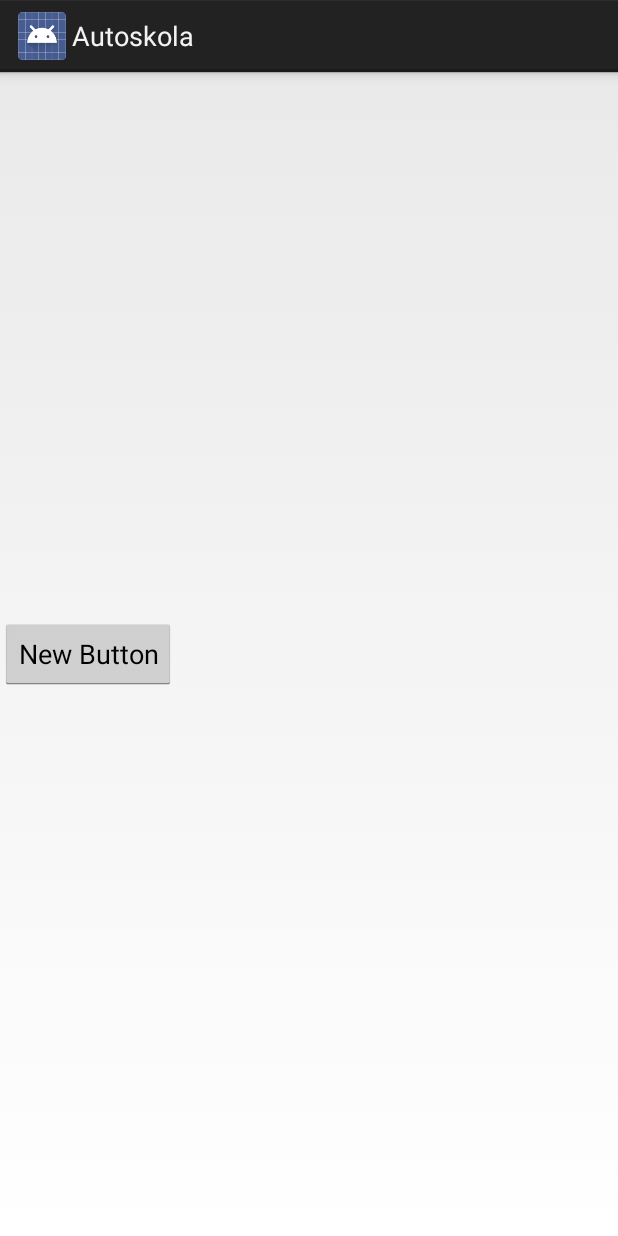
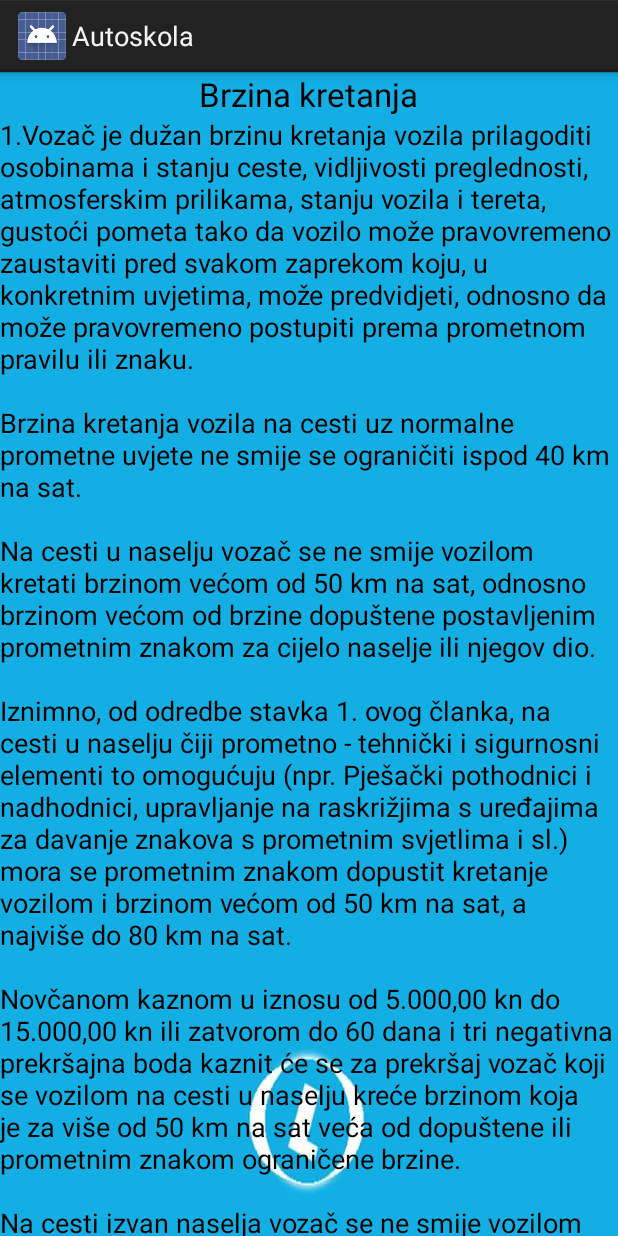
Before and after one commit to rimatik/DrivingSchool-mobile, an Android app: the BrzinaKretanja screen opened directly, with no data from a screen before it, on a phone screen of 412 x 824 dp. Run offline under Robolectric (Android 15) with nearby library versions, the phone set to English and light mode, and no system bars.

```diff
--- a/app/src/main/java/com/slaven/radja/autoskola/ispiti/DbHelper.java
+++ b/app/src/main/java/com/slaven/radja/autoskola/ispiti/DbHelper.java
@@ -17,7 +17,7 @@ import android.util.Log;
 import com.slaven.radja.autoskola.R;
 
 public class DbHelper extends SQLiteOpenHelper {
-    private static final int DATABASE_VERSION = 15;
+    private static final int DATABASE_VERSION = 18;
     // Database Name
     private static final String DATABASE_NAME = "autoskolaQuiz";
     // tasks table name
--- a/app/src/main/java/com/slaven/radja/autoskola/ucenje/BrzinaKretanja.java
+++ b/app/src/main/java/com/slaven/radja/autoskola/ucenje/BrzinaKretanja.java
@@ -2,6 +2,8 @@ package com.slaven.radja.autoskola.ucenje;
 
 import android.app.Activity;
 import android.os.Bundle;
+import android.view.View;
+import android.widget.TextView;
 
 import com.slaven.radja.autoskola.R;
 
@@ -9,9 +11,45 @@ import com.slaven.radja.autoskola.R;
  * Created by Computer on 05/08/2014.
  */
 public class BrzinaKretanja extends Activity {
+
+    TextView tvBrzina,tvNaslov;
+
     @Override
     protected void onCreate(Bundle savedInstanceState) {
         super.onCreate(savedInstanceState);
         setContentView(R.layout.brzina_kretanja);
+
+        tvNaslov = (TextView) findViewById(R.id.tvNaslov);
+        tvBrzina = (TextView) findViewById(R.id.tvBrzinaKretanja);
+
+        tvNaslov.setText("Brzina kretanja");
+        tvBrzina.setText("1.Vozač je dužan brzinu kretanja vozila prilagoditi osobinama i stanju ceste, vidljivosti preglednosti, atmosferskim prilikama, stanju vozila i tereta, gustoći pometa tako da vozilo može pravovremeno zaustaviti pred svakom zaprekom koju, u konkretnim uvjetima, može predvidjeti, odnosno da može pravovremeno postupiti prema prometnom pravilu ili znaku.\n \n" +
+                "Brzina kretanja vozila na cesti uz normalne prometne uvjete ne smije se ograničiti ispod 40 km na sat.\n \n" +
+                "Na cesti u naselju vozač se ne smije vozilom kretati brzinom većom od 50 km na sat, odnosno brzinom većom od brzine dopuštene postavljenim prometnim znakom za cijelo naselje ili njegov dio.\n \n" +
+                "Iznimno, od odredbe stavka 1. ovog članka, na cesti u naselju čiji prometno - tehnički i sigurnosni elementi to omogućuju (npr. Pješački pothodnici i nadhodnici, upravljanje na raskrižjima s uređajima za davanje znakova s prometnim svjetlima i sl.) mora se prometnim znakom dopustit kretanje vozilom i brzinom većom od 50 km na sat, a najviše do 80 km na sat.\n \n" +
+                "Novčanom kaznom u iznosu od 5.000,00 kn do 15.000,00 kn ili zatvorom do 60 dana i tri negativna prekršajna boda kaznit će se za prekršaj vozač koji se vozilom na cesti u naselju kreće brzinom koja je za više od 50 km na sat veća od dopuštene ili prometnim znakom ograničene brzine.\n \n" +
+                "Na cesti izvan naselja vozač se ne smije vozilom kretati brzinom većom od brzine dopuštene postavljenim prometnim znakom, a najaviše:\n \n" +
+                " \n \n" +
+                "130 km na sat na autocestama\n \n" +
+                "110 km na sat na cestama namijenjenim isključivo za promet motornih vozila i brzoj cesti\n \n" +
+                "90 km na sat na ostalim cestama\n \n" +
+                "Novčanom kaznom u iznosu od 3.000,00 kn do 7.000,00 kn te tri negativna prekršajna boda kaznit će se za prekršaj vozač koji se vozilom na cesti izvan naselja kreće brzinom koja je za više od 50 km na sat veća od dopuštene ili prometnim znakom ograničene brzine.\n" +
+                " \n \n" +
+                "Brzina kretanja na cestama ograničava se:\n \n" +
+                "na 80 km na sat – za autobuse, za motorna vozila najveće dopuštene mase veće od 3,5 tone i sva motorna vozila ako vuku priključno vozilo bez kočnica\n \n" +
+                "na 80 km na sat – za autobuse kojima se organizirano prevoze djeca\n \n" +
+                "na 70 km na sat - za zglobne autobuse bez mjesta za stajanje\n \n" +
+                "na 50 km na sat - za sva motorna vozila i motorna vozila s priključnim vozilom u kojima se u tovarnom prostoru prevoze osobe te za autobuse s mjestima za stajanje\n \n" +
+                "na 40 km na sat – za vozilo koje vuče drugo neispravno vozilo i za traktore\n \n" +
+                "na 20 km na sat za turistički vlak\n \n" +
+                "iznimno brzina kretanja pojedinih vozila na autocestama dodatno se ograničava na\n \n" +
+                "100 km na sat - za autobuse, osim za autobuse kojima se organizirano prevoze djeca\n \n" +
+                "90 km na sat - za motorna vozila najveće dopuštene mase veće od 3,5 tone i za sva motorna vozila ako vuku priključno vozilo bez kočnica \n \n" +
+                "\n \n");
+
+
     }
+
+
+
 }
--- a/app/src/main/java/com/slaven/radja/autoskola/ucenje/znakovi/PrometniZnakovi.java
+++ b/app/src/main/java/com/slaven/radja/autoskola/ucenje/znakovi/PrometniZnakovi.java
@@ -27,7 +27,7 @@ public class PrometniZnakovi extends Activity implements AdapterView.OnItemClick
 
 
     public String lv_class_names[]= {ZnakoviOpasnosti.class.getName(), ZnakoviIzricitihNaredbi.class.getName(), ZnakoviObavijesti.class.getName(), ZnakoviZaVodjenjePrometa.class.getName(),DopunskePloceUzZnakove.class.getName()};
-    int[] images ={R.drawable.znak_opasnosti_img,R.drawable.zabrana_prometa_u_jednom_smjeru_img, R.drawable.obilijezen_pjesacki_prijelaz_img, R.drawable.putokazna_ploca_img,R.drawable.dopunske_ploce_uz_znakove_img};
+    int[] images ={R.drawable.znak_opasnosti_img,R.drawable.zabrana_prometa_img, R.drawable.obilijezen_pjesacki_prijelaz_img, R.drawable.putokazna_ploca_img,R.drawable.dopunske_ploce_uz_znakove_img};
 
     @Override
     protected void onCreate(Bundle savedInstanceState) {
--- a/app/src/main/java/com/slaven/radja/autoskola/ucenje/znakovi/helperi/DbHelperZnakoviOpasnosti.java
+++ b/app/src/main/java/com/slaven/radja/autoskola/ucenje/znakovi/helperi/DbHelperZnakoviOpasnosti.java
@@ -18,7 +18,7 @@ import java.util.List;
  * Created by Computer on 09/08/2014.
  */
 public class DbHelperZnakoviOpasnosti extends SQLiteOpenHelper {
-    private static final int DATABASE_VERSION = 15;
+    private static final int DATABASE_VERSION = 17;
     // Database Name
     private static final String DATABASE_NAME = "autoskolaQuiz";
     // tasks table name
@@ -45,9 +45,9 @@ public class DbHelperZnakoviOpasnosti extends SQLiteOpenHelper {
     }
     private void addSigns()
     {
-        Znak z1=new Znak("Križanje cesta iste važnosti",R.drawable.raskrizje_ceste_iste_vaznosti_img);
+        Znak z1=new Znak("Križanje cesta iste važnosti",R.drawable.raskrizje_iste_vaznosti_img);
         this.addSign(z1);
-        Znak z2=new Znak("Zabrana prometa u jednom smjeru",R.drawable.zabrana_prometa_u_jednom_smjeru_img);
+        Znak z2=new Znak("Zabrana prometa u jednom smjeru",R.drawable.zabrana_prometa_img);
         this.addSign(z2);
         Znak z3=new Znak("Raskrižje sa sporednom cestom pod pravim kutom",R.drawable.raskrizje_sa_sporednom_cestom_pod_pravim_kutom_img);
         this.addSign(z3);
--- a/app/src/main/res/layout/brzina_kretanja.xml
+++ b/app/src/main/res/layout/brzina_kretanja.xml
@@ -1,12 +1,35 @@
 <?xml version="1.0" encoding="utf-8"?>
-<LinearLayout xmlns:android="http://schemas.android.com/apk/res/android"
+<RelativeLayout xmlns:android="http://schemas.android.com/apk/res/android"
     android:layout_width="match_parent"
-    android:layout_height="match_parent">
+    android:layout_height="match_parent"
+    android:background="@drawable/background_autoskola_p1">
 
-    <Button
+
+
+    <TextView
         android:layout_width="wrap_content"
         android:layout_height="wrap_content"
-        android:text="New Button"
-        android:id="@+id/button"
-        android:layout_gravity="center_vertical" />
-</LinearLayout>
+        android:textAppearance="?android:attr/textAppearanceLarge"
+        android:text="Large Text"
+        android:id="@+id/tvNaslov"
+        android:layout_alignParentTop="true"
+        android:layout_centerHorizontal="true" />
+    <ScrollView
+        android:layout_width="wrap_content"
+        android:layout_height="wrap_content"
+        android:id="@+id/scrollView"
+        android:layout_below="@+id/tvNaslov">
+
+
+        <TextView
+            android:layout_width="wrap_content"
+            android:layout_height="wrap_content"
+            android:textAppearance="?android:attr/textAppearanceMedium"
+            android:text="Medium Text"
+            android:id="@+id/tvBrzinaKretanja"
+            android:textColor="@color/black"
+            />
+    </ScrollView>
+
+
+</RelativeLayout>
```
Also changed, not shown: app/src/main/java/com/slaven/radja/autoskola/ispiti/QuizActivity.java (+42 -5 lines), app/src/main/java/com/slaven/radja/autoskola/ispiti/ResultActivity.java (+8 -1 lines), app/src/main/java/com/slaven/radja/autoskola/ucenje/znakovi/ZnakoviIzricitihNaredbi.java (+88 -2 lines), app/src/main/java/com/slaven/radja/autoskola/ucenje/znakovi/ZnakoviOpasnosti.java (+13 -1 lines), app/src/main/res/layout/activity_kviz.xml (+15 -4 lines), app/src/main/res/layout/activity_result.xml (+11 -2 lines), app/src/main/res/layout/znakovi_izricitih_naredbi.xml (added, +22 -0 lines), app/src/main/res/drawable-hdpi/check_img.png (added), app/src/main/res/drawable-hdpi/obilijezen_pjesacki_prijelaz_thumb.png (added), app/src/main/res/drawable-hdpi/raskrizje_iste_vaznosti_img.png (added), app/src/main/res/drawable-hdpi/raskrizje_iste_vaznosti_thumb.png (added), app/src/main/res/drawable-hdpi/raskrizje_sa_sporednom_cestom_pod_pravim_kutom_thumb.png (added), app/src/main/res/drawable-hdpi/spajanje_sporedne_ceste_pod_pravim_kutom_s_lijeve_strane_thumb.png (added), app/src/main/res/drawable-hdpi/wrong_img.png (added), 1 more files.
